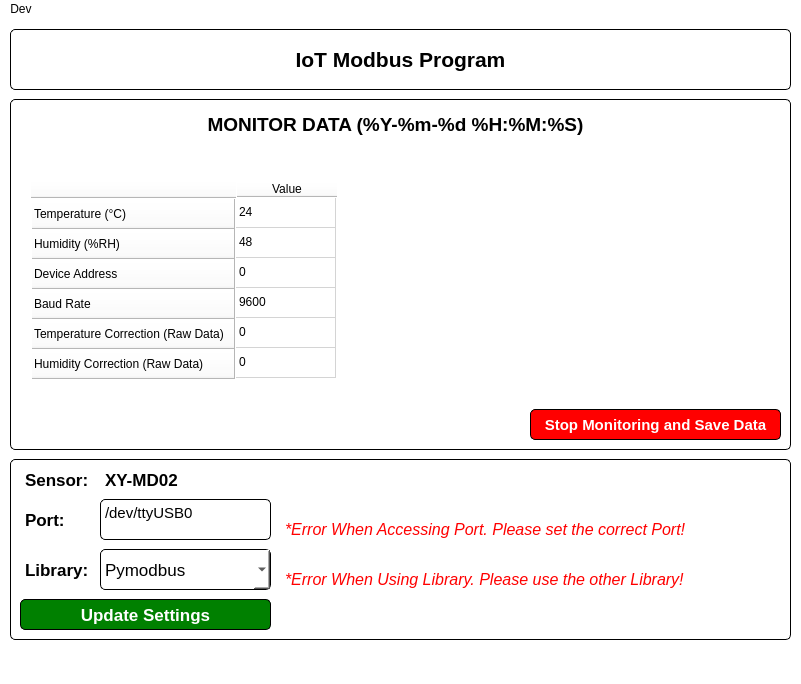
Qt form gui_beta.ui (hanif-page/IoT_LearningTask) before a commit.
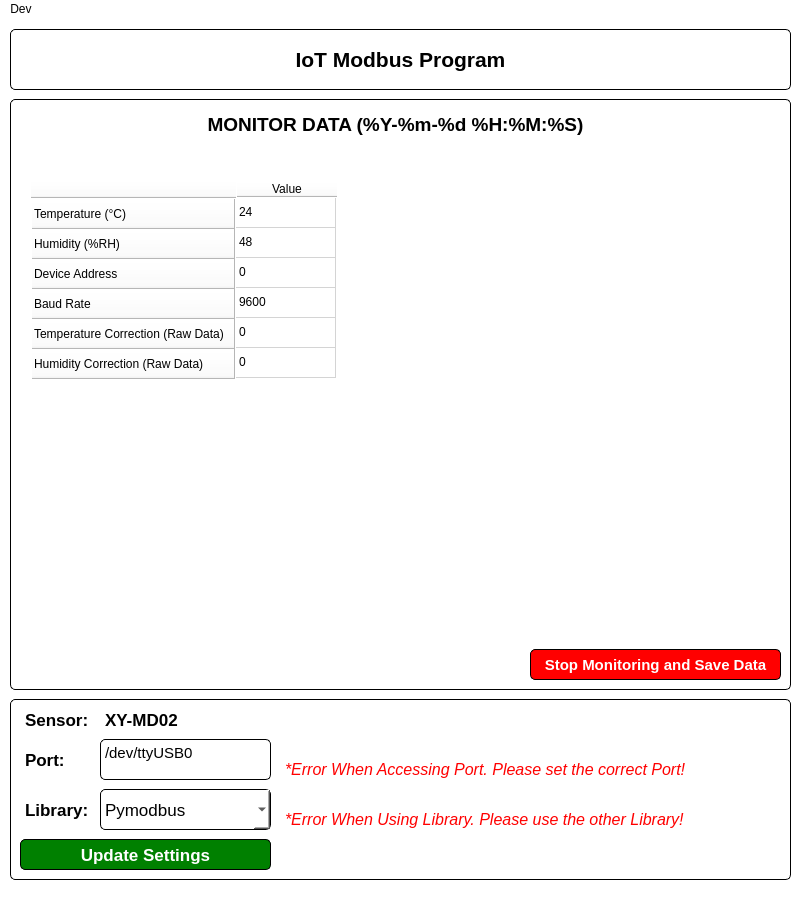
The same form after that commit. The open tabs and pages were chosen to show the change.

Commit message: feat: Finished the GUI for the new option display and the time-base data display. Finished the data integration to display the actual data to the matplotlib plot. Current problem, we still can't change the plot data dynamically by clicking the blue button, we need to fully close the app first, and then reopen it and enter the other dates to generate the new time-base chart

The edit to the form file:
```diff
--- a/gui_beta.ui
+++ b/gui_beta.ui
@@ -7,7 +7,7 @@
     <x>0</x>
     <y>0</y>
     <width>801</width>
-    <height>684</height>
+    <height>915</height>
    </rect>
   </property>
   <property name="windowTitle">
@@ -68,7 +68,7 @@
     <property name="geometry">
      <rect>
       <x>10</x>
-      <y>440</y>
+      <y>680</y>
       <width>781</width>
       <height>181</height>
      </rect>
@@ -305,7 +305,7 @@
       <x>10</x>
       <y>80</y>
       <width>781</width>
-      <height>351</height>
+      <height>591</height>
      </rect>
     </property>
     <property name="styleSheet">
@@ -649,38 +649,13 @@
        <set>Qt::AlignCenter</set>
       </property>
      </widget>
-     <widget class="QPushButton" name="stopAndSave_button">
-      <property name="geometry">
-       <rect>
-        <x>520</x>
-        <y>310</y>
-        <width>251</width>
-        <height>31</height>
-       </rect>
-      </property>
-      <property name="font">
-       <font>
-        <pointsize>11</pointsize>
-        <weight>75</weight>
-        <bold>true</bold>
-       </font>
-      </property>
-      <property name="styleSheet">
-       <string notr="true">background-color: red;
-color: white;
-border-radius: 5px</string>
-      </property>
-      <property name="text">
-       <string>Stop Monitoring and Save Data</string>
-      </property>
-     </widget>
      <widget class="QGroupBox" name="monitor_data_layout">
       <property name="geometry">
        <rect>
         <x>10</x>
         <y>50</y>
         <width>761</width>
-        <height>251</height>
+        <height>531</height>
        </rect>
       </property>
       <property name="styleSheet">
@@ -767,6 +742,32 @@
         </property>
        </item>
       </widget>
+      <widget class="QPushButton" name="stopAndSave_button">
+       <property name="geometry">
+        <rect>
+         <x>510</x>
+         <y>500</y>
+         <width>251</width>
+         <height>31</height>
+        </rect>
+       </property>
+       <property name="font">
+        <font>
+         <pointsize>11</pointsize>
+         <weight>75</weight>
+         <bold>true</bold>
+        </font>
+       </property>
+       <property name="styleSheet">
+        <string notr="true">background-color: red;
+border-color: black;
+color: white;
+border-radius: 5px</string>
+       </property>
+       <property name="text">
+        <string>Stop Monitoring and Save Data</string>
+       </property>
+      </widget>
      </widget>
     </widget>
     <widget class="QWidget" name="controlDisplay">
```
Left out of the diff: 124 changed lines with no effect on the pictures. Lines whose indentation alone changed are shown as unchanged. The commit also changes 12 other files.
